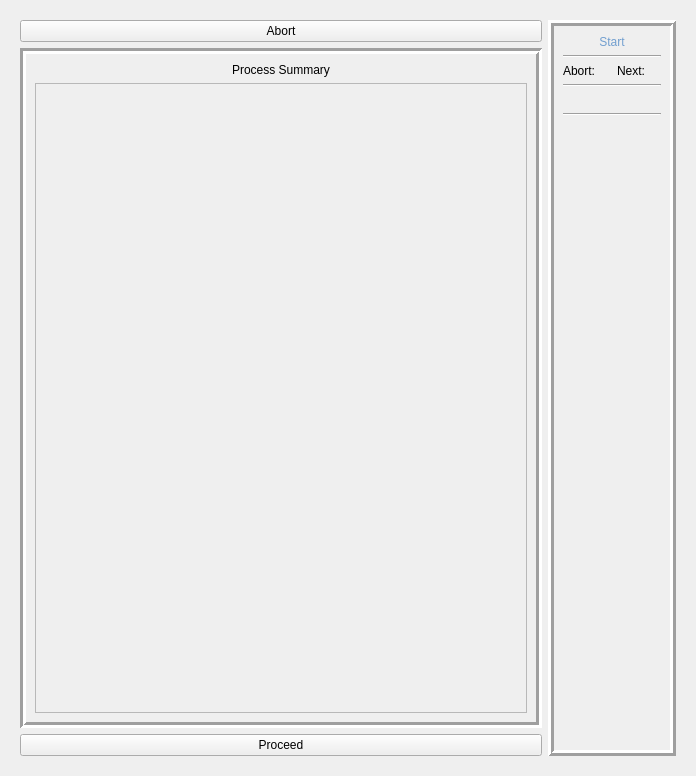
Qt form src/L4/ui/state.ui (vedangnaik/Carina-mirror) before a commit.
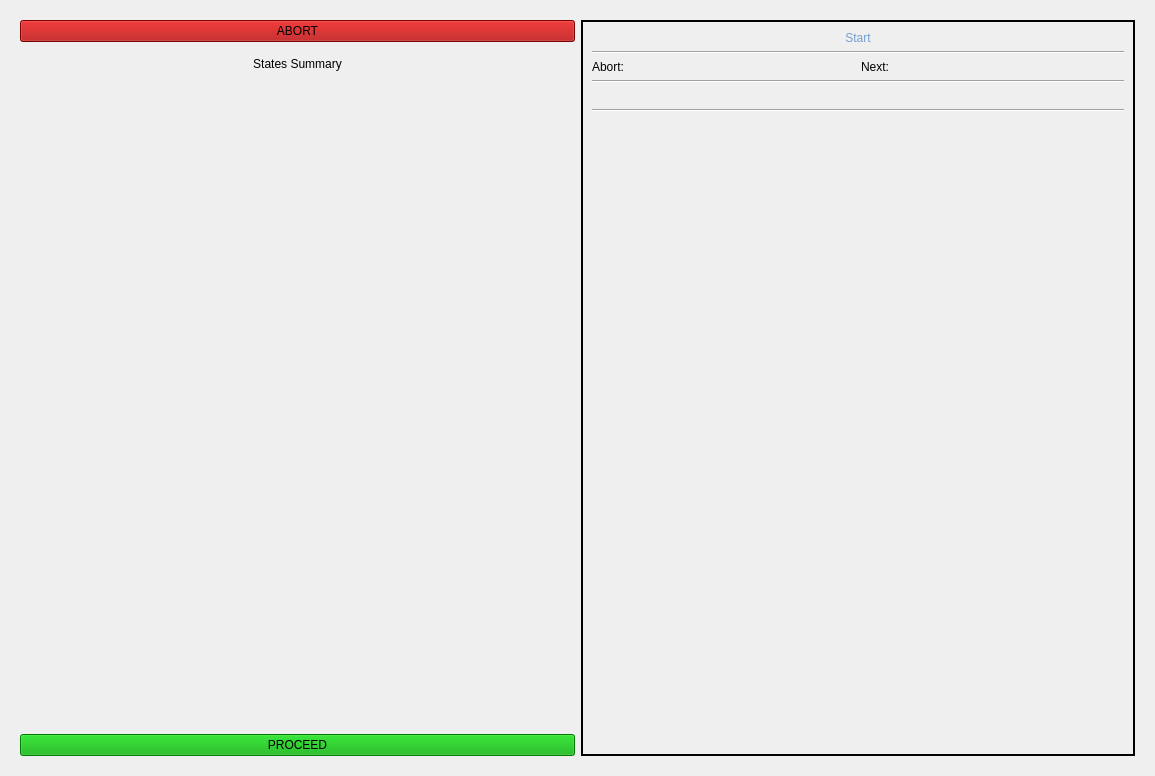
The same form after that commit.

Commit message: Some style changes to main UI cause I was bored

```diff
--- a/src/L4/ui/state.ui
+++ b/src/L4/ui/state.ui
@@ -6,7 +6,7 @@
    <rect>
     <x>0</x>
     <y>0</y>
-    <width>696</width>
+    <width>1155</width>
     <height>776</height>
    </rect>
   </property>
@@ -32,30 +32,52 @@
          <layout class="QVBoxLayout" name="verticalLayout_3">
           <item>
            <widget class="QPushButton" name="abortButton">
+            <property name="sizePolicy">
+             <sizepolicy hsizetype="Minimum" vsizetype="Fixed">
+              <horstretch>0</horstretch>
+              <verstretch>0</verstretch>
+             </sizepolicy>
+            </property>
+            <property name="focusPolicy">
+             <enum>Qt::NoFocus</enum>
+            </property>
+            <property name="styleSheet">
+             <string notr="true">font: 57 28pt &quot;Roboto Medium&quot;;
+background-color: rgb(170, 0, 0);</string>
+            </property>
             <property name="text">
-             <string>Abort</string>
+             <string>ABORT</string>
             </property>
            </widget>
           </item>
           <item>
            <widget class="QFrame" name="psFrame">
+            <property name="styleSheet">
+             <string notr="true"/>
+            </property>
             <property name="frameShape">
-             <enum>QFrame::Box</enum>
+             <enum>QFrame::NoFrame</enum>
             </property>
             <property name="frameShadow">
-             <enum>QFrame::Sunken</enum>
+             <enum>QFrame::Plain</enum>
             </property>
             <property name="lineWidth">
-             <number>3</number>
+             <number>2</number>
             </property>
             <layout class="QVBoxLayout" name="verticalLayout_2">
              <item>
               <widget class="QLabel" name="label_3">
+               <property name="sizePolicy">
+                <sizepolicy hsizetype="Preferred" vsizetype="Fixed">
+                 <horstretch>0</horstretch>
+                 <verstretch>0</verstretch>
+                </sizepolicy>
+               </property>
                <property name="styleSheet">
                 <string notr="true">font: 63 18pt &quot;Source Code Pro Semibold&quot;;</string>
                </property>
                <property name="text">
-                <string>Process Summary</string>
+                <string>States Summary</string>
                </property>
                <property name="alignment">
                 <set>Qt::AlignCenter</set>
@@ -64,6 +86,15 @@
              </item>
              <item>
               <widget class="QScrollArea" name="scrollArea">
+               <property name="sizePolicy">
+                <sizepolicy hsizetype="Preferred" vsizetype="MinimumExpanding">
+                 <horstretch>0</horstretch>
+                 <verstretch>0</verstretch>
+                </sizepolicy>
+               </property>
+               <property name="frameShape">
+                <enum>QFrame::NoFrame</enum>
+               </property>
                <property name="widgetResizable">
                 <bool>true</bool>
                </property>
@@ -72,8 +103,8 @@
                  <rect>
                   <x>0</x>
                   <y>0</y>
-                  <width>472</width>
-                  <height>605</height>
+                  <width>536</width>
+                  <height>563</height>
                  </rect>
                 </property>
                 <layout class="QHBoxLayout" name="horizontalLayout_3">
@@ -89,8 +120,21 @@
           </item>
           <item>
            <widget class="QPushButton" name="proceedButton">
+            <property name="sizePolicy">
+             <sizepolicy hsizetype="Minimum" vsizetype="Fixed">
+              <horstretch>0</horstretch>
+              <verstretch>0</verstretch>
+             </sizepolicy>
+            </property>
+            <property name="focusPolicy">
+             <enum>Qt::NoFocus</enum>
+            </property>
+            <property name="styleSheet">
+             <string notr="true">font: 57 28pt &quot;Roboto Medium&quot;;
+background-color: rgb(0, 170, 0);</string>
+            </property>
             <property name="text">
-             <string>Proceed</string>
+             <string>PROCEED</string>
             </property>
            </widget>
           </item>
@@ -105,10 +149,10 @@
            <enum>QFrame::Box</enum>
           </property>
           <property name="frameShadow">
-           <enum>QFrame::Raised</enum>
+           <enum>QFrame::Plain</enum>
           </property>
           <property name="lineWidth">
-           <number>3</number>
+           <number>2</number>
           </property>
           <layout class="QHBoxLayout" name="horizontalLayout_5">
            <item>
```
Left out of the diff: 4 changed lines with no effect on the pictures.
